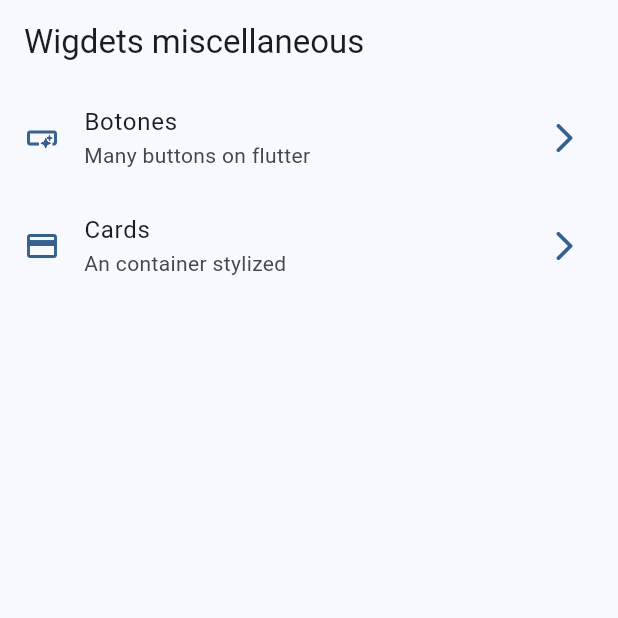
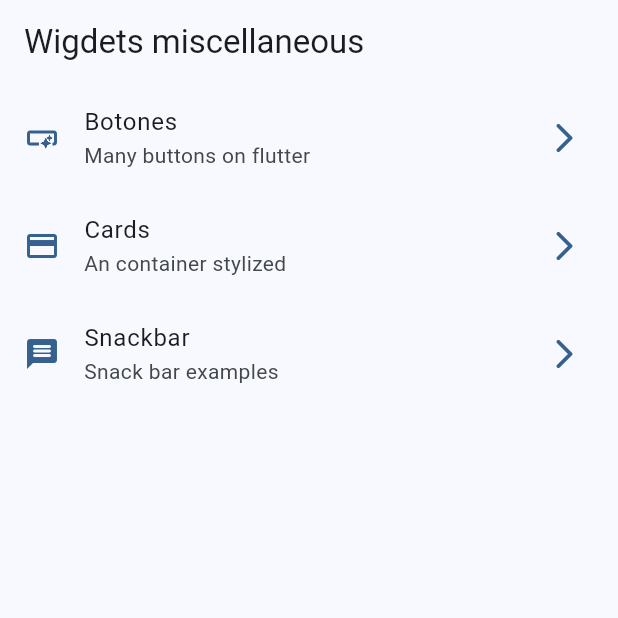
Before and after one commit to alexs/flutter-widgets-practice, a Flutter app: the screen it shows after launch, on a phone screen of 412 x 824 dp, the top half of it. Run offline on Flutter 3.47's test engine with Material 3 defaults, Android fonts, the phone set to English and light mode, and no system bars; our stand-ins replace go_router.

Commit message:
add new screens for more widgets practice

```diff
--- a/lib/config/menu/menu_item.dart
+++ b/lib/config/menu/menu_item.dart
@@ -27,4 +27,10 @@ const appMenuItems = <MenuItem>[
     link: '/cards',
     icon: Icons.credit_card
   ),
+  MenuItem(
+    title: 'Snackbar',
+    subTitle: 'Snack bar examples',
+    link: '/snackbar',
+    icon: Icons.message_rounded
+  ),
 ];
--- a/lib/config/router/app_router.dart
+++ b/lib/config/router/app_router.dart
@@ -20,5 +20,10 @@ final app_router = GoRouter(
       name: CardsScreen.name,
       builder: (context, state) => const CardsScreen(),
     ),
+     GoRoute(
+      path: '/snackbar',
+      name: SnackbarScreen.name,
+      builder: (context, state) => const SnackbarScreen(),
+    ),
   ],
 );
--- a/lib/presentation/screens/screens.dart
+++ b/lib/presentation/screens/screens.dart
@@ -1,3 +1,9 @@
+export 'package:flutter_widgets_practice/presentation/screens/animated/animated_screen.dart';
+export 'package:flutter_widgets_practice/presentation/screens/app_tutorial/app_tutorial_screen.dart';
 export 'package:flutter_widgets_practice/presentation/screens/buttons/buttons_screen.dart';
 export 'package:flutter_widgets_practice/presentation/screens/cards/cards_screen.dart';
 export 'package:flutter_widgets_practice/presentation/screens/home/home_screen.dart';
+export 'package:flutter_widgets_practice/presentation/screens/infinite_scroll/infinite_scroll_screen.dart';
+export 'package:flutter_widgets_practice/presentation/screens/progress/progress_screen.dart';
+export 'package:flutter_widgets_practice/presentation/screens/snackbar/snackbar_screen.dart';
+export 'package:flutter_widgets_practice/presentation/screens/ui_controls/ui_controls_screen.dart';
```
Also changed, not shown: lib/presentation/screens/animated/animated_screen.dart (added, +12 -0 lines), lib/presentation/screens/app_tutorial/app_tutorial_screen.dart (added, +12 -0 lines), lib/presentation/screens/infinite_scroll/infinite_scroll_screen.dart (added, +12 -0 lines), lib/presentation/screens/progress/progress_screen.dart (added, +12 -0 lines), lib/presentation/screens/snackbar/snackbar_screen.dart (added, +17 -0 lines), lib/presentation/screens/ui_controls/ui_controls_screen.dart (added, +12 -0 lines).
